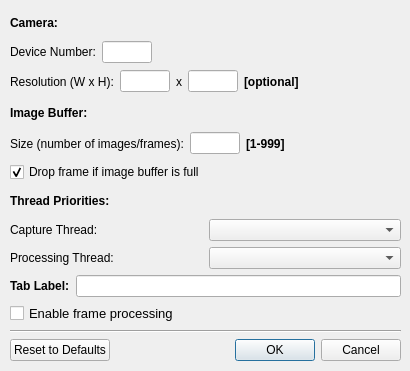
The window that src/CameraConnectDialog.ui (hasbegun/EyeD) describes before a commit, drawn with Qt 5.
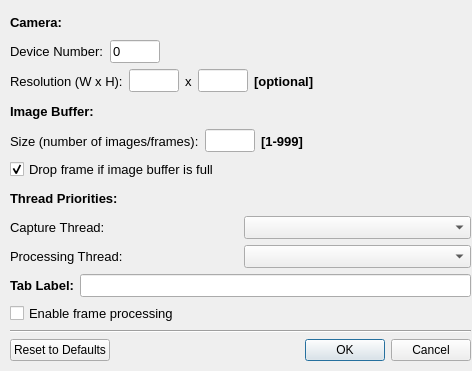
The same window after the commit.

Diff of the .ui file:
```diff
--- a/src/CameraConnectDialog.ui
+++ b/src/CameraConnectDialog.ui
@@ -6,7 +6,7 @@
    <rect>
     <x>0</x>
     <y>0</y>
-    <width>410</width>
+    <width>472</width>
     <height>371</height>
    </rect>
   </property>
@@ -18,7 +18,7 @@
     <rect>
      <x>10</x>
      <y>10</y>
-     <width>391</width>
+     <width>461</width>
      <height>351</height>
     </rect>
    </property>
@@ -29,7 +29,7 @@
        <widget class="QLabel" name="label_1">
         <property name="font">
          <font>
-          <pointsize>9</pointsize>
+          <pointsize>10</pointsize>
           <weight>75</weight>
           <bold>true</bold>
          </font>
@@ -45,7 +45,7 @@
          <widget class="QLabel" name="label_9">
           <property name="font">
            <font>
-            <pointsize>9</pointsize>
+            <pointsize>10</pointsize>
             <weight>50</weight>
             <bold>false</bold>
            </font>
@@ -80,7 +80,7 @@
           </property>
           <property name="font">
            <font>
-            <pointsize>9</pointsize>
+            <pointsize>10</pointsize>
             <weight>50</weight>
             <italic>false</italic>
             <bold>false</bold>
@@ -90,7 +90,7 @@
            <string extracomment="Camera number, string from 0."/>
           </property>
           <property name="text">
-           <string/>
+           <string>0</string>
           </property>
          </widget>
         </item>
@@ -115,7 +115,7 @@
          <widget class="QLabel" name="label_11">
           <property name="font">
            <font>
-            <pointsize>9</pointsize>
+            <pointsize>10</pointsize>
             <weight>50</weight>
             <bold>false</bold>
            </font>
@@ -150,7 +150,7 @@
           </property>
           <property name="font">
            <font>
-            <pointsize>9</pointsize>
+            <pointsize>10</pointsize>
             <weight>50</weight>
             <italic>false</italic>
             <bold>false</bold>
@@ -162,7 +162,7 @@
          <widget class="QLabel" name="label_13">
           <property name="font">
            <font>
-            <pointsize>9</pointsize>
+            <pointsize>10</pointsize>
             <weight>50</weight>
             <bold>false</bold>
            </font>
@@ -197,7 +197,7 @@
           </property>
           <property name="font">
            <font>
-            <pointsize>9</pointsize>
+            <pointsize>10</pointsize>
             <weight>50</weight>
             <italic>false</italic>
             <bold>false</bold>
@@ -209,7 +209,7 @@
          <widget class="QLabel" name="label_12">
           <property name="font">
            <font>
-            <pointsize>9</pointsize>
+            <pointsize>10</pointsize>
             <weight>75</weight>
             <bold>true</bold>
            </font>
@@ -238,7 +238,7 @@
        <widget class="QLabel" name="label_3">
         <property name="font">
          <font>
-          <pointsize>9</pointsize>
+          <pointsize>10</pointsize>
           <weight>75</weight>
           <bold>true</bold>
          </font>
@@ -254,7 +254,7 @@
          <widget class="QLabel" name="label_2">
           <property name="font">
            <font>
-            <pointsize>9</pointsize>
+            <pointsize>10</pointsize>
             <weight>50</weight>
             <bold>false</bold>
            </font>
@@ -286,7 +286,7 @@
           </property>
           <property name="font">
            <font>
-            <pointsize>9</pointsize>
+            <pointsize>10</pointsize>
            </font>
           </property>
          </widget>
@@ -295,7 +295,7 @@
          <widget class="QLabel" name="label_4">
           <property name="font">
            <font>
-            <pointsize>9</pointsize>
+            <pointsize>10</pointsize>
             <weight>75</weight>
             <bold>true</bold>
            </font>
@@ -324,7 +324,7 @@
        <widget class="QCheckBox" name="dropFrameCheckBox">
         <property name="font">
          <font>
-          <pointsize>9</pointsize>
+          <pointsize>10</pointsize>
          </font>
         </property>
         <property name="text">
@@ -339,7 +339,7 @@
        <widget class="QLabel" name="label_5">
         <property name="font">
          <font>
-          <pointsize>9</pointsize>
+          <pointsize>10</pointsize>
           <weight>75</weight>
           <bold>true</bold>
          </font>
@@ -357,7 +357,7 @@
            <widget class="QLabel" name="label_6">
             <property name="font">
              <font>
-              <pointsize>9</pointsize>
+              <pointsize>10</pointsize>
               <weight>50</weight>
               <bold>false</bold>
              </font>
@@ -371,7 +371,7 @@
            <widget class="QLabel" name="label_7">
             <property name="font">
              <font>
-              <pointsize>9</pointsize>
+              <pointsize>10</pointsize>
               <weight>50</weight>
               <bold>false</bold>
              </font>
@@ -389,7 +389,7 @@
            <widget class="QComboBox" name="capturePrioComboBox">
             <property name="font">
              <font>
-              <pointsize>9</pointsize>
+              <pointsize>10</pointsize>
              </font>
             </property>
            </widget>
@@ -398,7 +398,7 @@
            <widget class="QComboBox" name="processingPrioComboBox">
             <property name="font">
              <font>
-              <pointsize>9</pointsize>
+              <pointsize>10</pointsize>
              </font>
             </property>
            </widget>
@@ -413,7 +413,7 @@
          <widget class="QLabel" name="label_8">
           <property name="font">
            <font>
-            <pointsize>9</pointsize>
+            <pointsize>10</pointsize>
             <weight>75</weight>
             <bold>true</bold>
            </font>
@@ -427,7 +427,7 @@
          <widget class="QLineEdit" name="tabLabelEdit">
           <property name="font">
            <font>
-            <pointsize>9</pointsize>
+            <pointsize>10</pointsize>
            </font>
           </property>
          </widget>
```
